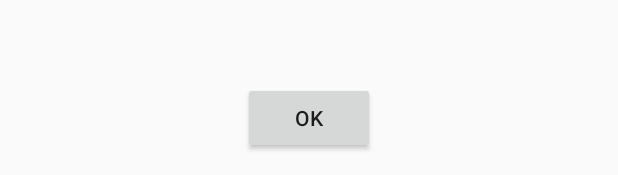
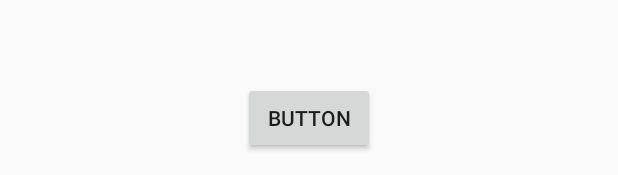
Before and after one commit to arituerto/SensorAndCameraLogger, an Android app: the layout activity_camera_settings.xml on its own in the app's theme, with its tools: preview values and no code run, on a phone screen of 412 x 824 dp. Shown: the part 1058-1233 px from the top of the screen. Run offline under Robolectric (Android 15) with nearby library versions, the light colour scheme and no system bars.

Commit message:
Starting to create Camera

```diff
--- a/app/src/main/java/arituerto/sensorandcameralogger/SensorSettingsActivity.java
+++ b/app/src/main/java/arituerto/sensorandcameralogger/SensorSettingsActivity.java
@@ -1,8 +1,6 @@
 package arituerto.sensorandcameralogger;
 
 import android.content.Intent;
-import android.hardware.Sensor;
-import android.hardware.SensorManager;
 import android.support.v7.app.AppCompatActivity;
 import android.os.Bundle;
 import android.util.Log;
@@ -67,7 +65,7 @@ public class SensorSettingsActivity extends AppCompatActivity {
             linearLayout.addView(checkBox);
         }
 
-        final Button okButton = (Button) findViewById(R.id.buttonOK);
+        final Button okButton = (Button) findViewById(R.id.okButton);
         okButton.setOnClickListener(okClick);
     }
 
--- a/app/src/main/res/layout/activity_sensor_settings.xml
+++ b/app/src/main/res/layout/activity_camera_settings.xml
@@ -1,36 +1,21 @@
 <?xml version="1.0" encoding="utf-8"?>
 <RelativeLayout xmlns:android="http://schemas.android.com/apk/res/android"
     xmlns:tools="http://schemas.android.com/tools"
-    android:id="@+id/activity_sensor_settings"
+    android:id="@+id/activity_camera_settings"
     android:layout_width="match_parent"
     android:layout_height="match_parent"
     android:paddingBottom="@dimen/activity_vertical_margin"
     android:paddingLeft="@dimen/activity_horizontal_margin"
     android:paddingRight="@dimen/activity_horizontal_margin"
     android:paddingTop="@dimen/activity_vertical_margin"
-    tools:context="arituerto.sensorandcameralogger.SensorSettingsActivity">
+    tools:context="arituerto.sensorandcameralogger.CameraSettingsActivity">
 
     <Button
-        android:text="OK"
+        android:text="Button"
         android:layout_width="wrap_content"
         android:layout_height="wrap_content"
         android:layout_alignParentBottom="true"
         android:layout_centerHorizontal="true"
-        android:id="@+id/buttonOK" />
-
-    <ScrollView
-        android:layout_width="match_parent"
-        android:layout_height="match_parent"
-        android:layout_alignParentTop="true"
-        android:layout_centerHorizontal="true"
-        android:layout_above="@+id/buttonOK"
-        android:id="@+id/scrollSensors">
-
-        <LinearLayout
-            android:layout_width="match_parent"
-            android:layout_height="wrap_content"
-            android:orientation="vertical"
-            android:id="@+id/sensorLinearLayout" />
-    </ScrollView>
+        android:id="@+id/okButton" />
 
 </RelativeLayout>
```
Also changed, not shown: app/src/main/AndroidManifest.xml (+10 -1 lines), app/src/main/java/arituerto/sensorandcameralogger/CameraSettingsActivity.java (added, +53 -0 lines), app/src/main/java/arituerto/sensorandcameralogger/MainActivity.java (+56 -12 lines), app/src/main/res/layout/activity_main.xml (+17 -0 lines).
